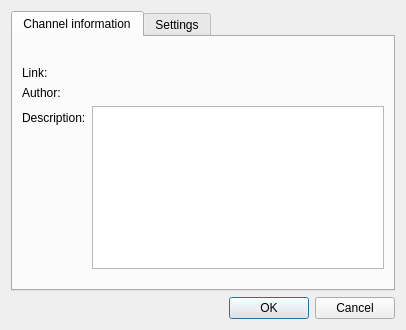
Qt form src/plugins/aggregator/feedsettings.ui (0xd34df00d/leechcraft) before a commit.
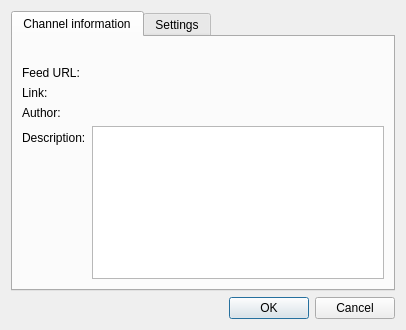
The same form after that commit. Icons and pictures are not drawn. Custom widgets are drawn as their Qt base class.

Commit message: Aggregator: Show feed's URL in the settings.

Patch:
```diff
--- a/src/plugins/aggregator/feedsettings.ui
+++ b/src/plugins/aggregator/feedsettings.ui
@@ -40,44 +40,58 @@
          <property name="fieldGrowthPolicy">
           <enum>QFormLayout::ExpandingFieldsGrow</enum>
          </property>
-         <item row="0" column="0">
+         <item row="1" column="0">
           <widget class="QLabel" name="label_2">
            <property name="text">
             <string>Link:</string>
            </property>
           </widget>
          </item>
-         <item row="0" column="1">
+         <item row="1" column="1">
           <widget class="QLabel" name="ChannelLink_">
            <property name="text">
             <string/>
            </property>
           </widget>
          </item>
-         <item row="1" column="0">
+         <item row="2" column="0">
           <widget class="QLabel" name="label_4">
            <property name="text">
             <string>Author:</string>
            </property>
           </widget>
          </item>
-         <item row="1" column="1">
+         <item row="2" column="1">
           <widget class="QLabel" name="ChannelAuthor_">
            <property name="text">
             <string/>
            </property>
           </widget>
          </item>
-         <item row="2" column="0">
+         <item row="3" column="0">
           <widget class="QLabel" name="label_5">
            <property name="text">
             <string>Description:</string>
            </property>
           </widget>
          </item>
-         <item row="2" column="1">
+         <item row="3" column="1">
           <widget class="QTextBrowser" name="ChannelDescription_"/>
          </item>
+         <item row="0" column="0">
+          <widget class="QLabel" name="label_8">
+           <property name="text">
+            <string>Feed URL:</string>
+           </property>
+          </widget>
+         </item>
+         <item row="0" column="1">
+          <widget class="QLabel" name="FeedURL_">
+           <property name="text">
+            <string/>
+           </property>
+          </widget>
+         </item>
         </layout>
        </item>
        <item>
```
The commit also changes 3 other files.
